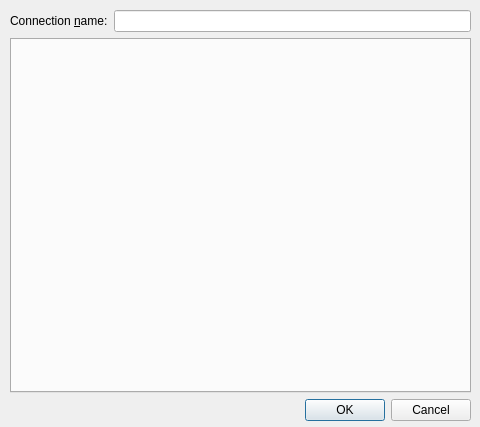
Before: the Qt Designer form connection-editor/ui/connectiondetaileditor.ui in KDE/networkmanagement, drawn with Qt 5.
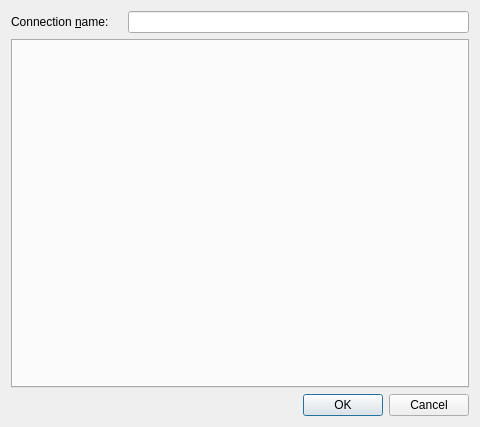
After: the same form once the commit is applied.

Patch:
```diff
--- a/connection-editor/ui/connectiondetaileditor.ui
+++ b/connection-editor/ui/connectiondetaileditor.ui
@@ -13,19 +13,8 @@
   <property name="windowTitle">
    <string>Dialog</string>
   </property>
-  <widget class="QWidget" name="layoutWidget">
-   <property name="geometry">
-    <rect>
-     <x>10</x>
-     <y>10</y>
-     <width>461</width>
-     <height>411</height>
-    </rect>
-   </property>
-   <layout class="QVBoxLayout" name="verticalLayout">
-    <item>
-     <layout class="QHBoxLayout" name="horizontalLayout">
-      <item>
+  <layout class="QGridLayout" name="gridLayout">
+   <item row="0" column="0">
        <widget class="QLabel" name="label">
         <property name="text">
          <string>Connection &amp;name:</string>
@@ -35,19 +24,30 @@
         </property>
        </widget>
       </item>
-      <item>
+   <item row="0" column="1" colspan="2">
        <widget class="QLineEdit" name="connectionName"/>
       </item>
-     </layout>
-    </item>
-    <item>
+   <item row="1" column="0" colspan="3">
      <widget class="QTabWidget" name="tabWidget">
       <property name="currentIndex">
        <number>-1</number>
       </property>
      </widget>
     </item>
-    <item>
+   <item row="2" column="0" colspan="2">
+    <spacer name="horizontalSpacer">
+     <property name="orientation">
+      <enum>Qt::Horizontal</enum>
+     </property>
+     <property name="sizeHint" stdset="0">
+      <size>
+       <width>228</width>
+       <height>20</height>
+      </size>
+     </property>
+    </spacer>
+   </item>
+   <item row="2" column="2">
      <widget class="QDialogButtonBox" name="buttonBox">
       <property name="orientation">
        <enum>Qt::Horizontal</enum>
@@ -58,7 +58,6 @@
      </widget>
     </item>
    </layout>
-  </widget>
  </widget>
  <tabstops>
   <tabstop>connectionName</tabstop>
```
Lines whose indentation alone changed are shown as unchanged.
